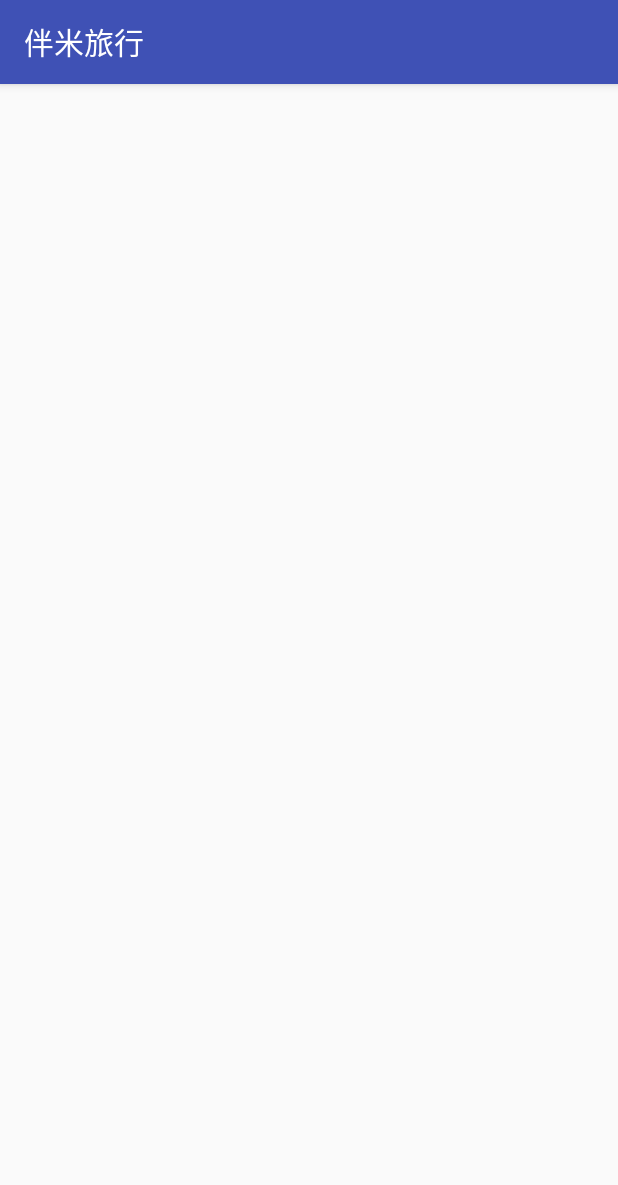
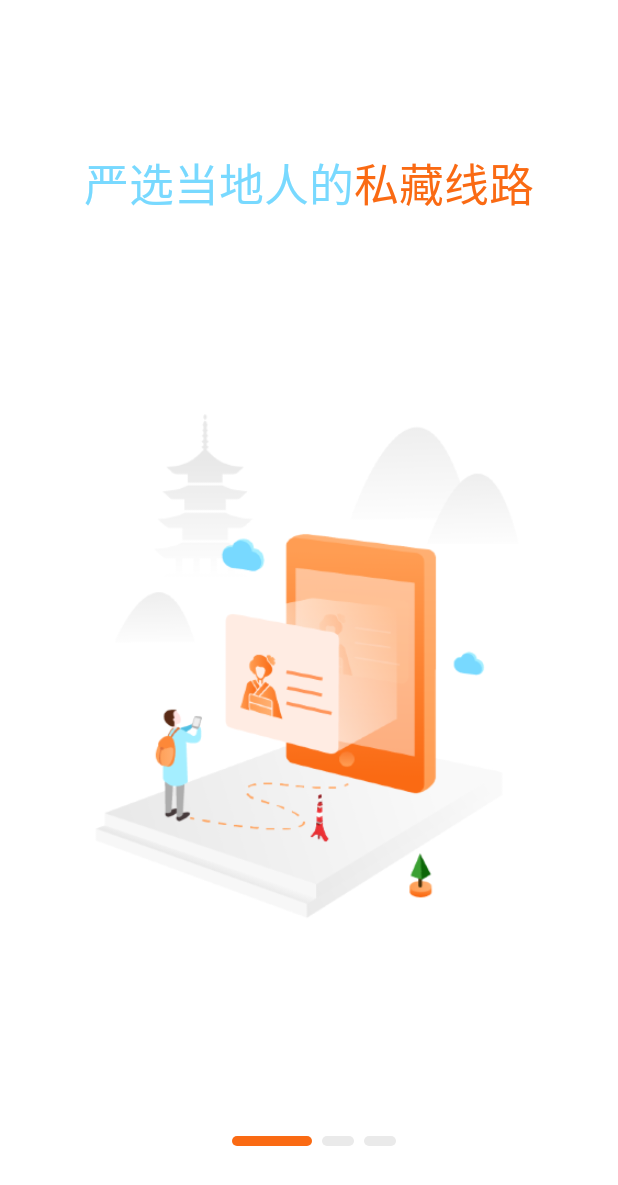
Before and after one commit to zhangmiao1999/Travel-with-m, an Android app: the GuidepageActivity screen opened directly, with no data from a screen before it, on a phone screen of 412 x 824 dp. Shown: the top 1185 px of the screen. Run offline under Robolectric (Android 15) with nearby library versions, the phone set to English and light mode, and no system bars; our stand-ins replace ButterKnife; libraries missing offline, so code that uses them is left out: com.jaeger.library, com.tencent.bugly; 1 statement that could not run was skipped.

Commit message:
更新了欢迎页面和引导页面，引导页面有bug

```diff
--- a/Withm/app/build.gradle
+++ b/Withm/app/build.gradle
@@ -52,4 +52,6 @@ dependencies {
     implementation rootProject.ext.dependencies["rxjava"]
     implementation rootProject.ext.dependencies["rxandroid"]
     implementation rootProject.ext.dependencies["glide"]
+    //沉浸式状态栏
+    implementation 'com.jaeger.statusbarutil:library:1.5.1'
 }
--- a/Withm/app/src/main/AndroidManifest.xml
+++ b/Withm/app/src/main/AndroidManifest.xml
@@ -18,10 +18,12 @@
         android:theme="@style/AppTheme">
         <activity android:name=".MainActivity"></activity>
         <!--引导页面-->
-        <activity android:name=".ui.GuidepageActivity">
+        <activity android:name=".ui.GuidepageActivity"
+            android:theme="@style/SplashStyle">
         </activity>
         <!-- APP入口 -->
-        <activity android:name=".ui.StartActivity">
+        <activity android:name=".ui.StartActivity"
+            android:theme="@style/SplashStyle">
             <intent-filter>
                 <action android:name="android.intent.action.MAIN" />
 
--- a/Withm/app/src/main/java/com/example/withm/base/SimpleActivity.java
+++ b/Withm/app/src/main/java/com/example/withm/base/SimpleActivity.java
@@ -25,11 +25,11 @@ public abstract class SimpleActivity extends AppCompatActivity {
         initListener();
     }
 
-    private void initListener() {
+    protected void initListener() {
 
     }
 
-    private void initView() {
+    protected void initView() {
 
     }
 
--- /dev/null
+++ b/Withm/app/src/main/java/com/example/withm/ui/GuidancePageAdapter.java
@@ -0,0 +1,112 @@
+package com.example.withm.ui;
+
+import android.content.Context;
+import android.support.annotation.NonNull;
+import android.support.v4.view.PagerAdapter;
+import android.text.Spannable;
+import android.text.SpannableString;
+import android.text.method.LinkMovementMethod;
+import android.text.style.ForegroundColorSpan;
+import android.view.View;
+import android.view.ViewGroup;
+import android.widget.ImageView;
+import android.widget.TextView;
+
+import com.example.withm.R;
+import com.example.withm.app.MyApplication;
+
+import java.util.ArrayList;
+
+public class GuidancePageAdapter extends PagerAdapter {
+    private Context mContext;
+    private ArrayList<Integer> mList;
+    private TextView mText1;
+    private TextView mText2;
+    private TextView mText3;
+
+    public GuidancePageAdapter(Context context, ArrayList<Integer> list) {
+        mContext = context;
+        mList = list;
+    }
+
+    @Override
+    public int getCount() {
+        return mList.size();
+    }
+
+    @Override
+    public boolean isViewFromObject(@NonNull View view, @NonNull Object o) {
+        return view == o;
+    }
+
+    @NonNull
+    @Override
+    public Object instantiateItem(@NonNull ViewGroup container, int position) {
+        View inflate = View.inflate(mContext, R.layout.item_guidance_page, null);
+        ImageView img = inflate.findViewById(R.id.item_guideance_img);
+        mText1 = inflate.findViewById(R.id.guide_textone);
+        mText2 = inflate.findViewById(R.id.guide_texttwo);
+        mText3 = inflate.findViewById(R.id.guide_textthree);
+        if (position == mList.size()-3){
+            mText1.setVisibility(View.VISIBLE);
+            mText2.setVisibility(View.GONE);
+            mText3.setVisibility(View.GONE);
+            setProtocolOne();
+        }else if (position == mList.size()-2){
+            mText1.setVisibility(View.GONE);
+            mText2.setVisibility(View.VISIBLE);
+            mText3.setVisibility(View.GONE);
+            setProtocolTwo();
+        }else if (position == mList.size()-1){
+            mText3.setVisibility(View.VISIBLE);
+            mText1.setVisibility(View.GONE);
+            mText2.setVisibility(View.GONE);
+            setProtocolThree();
+
+        }
+        img.setImageResource(mList.get(position));
+        container.addView(inflate);
+        return inflate;
+    }
+
+    private void setProtocolTwo() {
+        SpannableString spanString = new SpannableString(MyApplication.getInstance().getString(R.string.guide_texttwo));
+        //前景色
+        ForegroundColorSpan span2 = new ForegroundColorSpan(MyApplication.getInstance().getColor(R.color.c_fa6a13));
+        spanString.setSpan(span2, 0, 4, Spannable.SPAN_INCLUSIVE_INCLUSIVE);
+        ForegroundColorSpan span = new ForegroundColorSpan(MyApplication.getInstance().getColor(R.color.c_78d9ff));
+        spanString.setSpan(span, 4, 8, Spannable.SPAN_INCLUSIVE_INCLUSIVE);
+        //需要设置这个clickableSpan才会有效果
+        mText2.setMovementMethod(LinkMovementMethod.getInstance());
+        mText2.setText(spanString);
+    }
+
+    private void setProtocolThree() {
+        SpannableString spanString = new SpannableString(MyApplication.getInstance().getString(R.string.guide_textthree));
+        //前景色
+        ForegroundColorSpan span2 = new ForegroundColorSpan(MyApplication.getInstance().getColor(R.color.c_fa6a13));
+        spanString.setSpan(span2, 0, 4, Spannable.SPAN_INCLUSIVE_INCLUSIVE);
+        ForegroundColorSpan span = new ForegroundColorSpan(MyApplication.getInstance().getColor(R.color.c_78d9ff));
+        spanString.setSpan(span, 4, 8, Spannable.SPAN_INCLUSIVE_INCLUSIVE);
+        //需要设置这个clickableSpan才会有效果
+        mText3.setMovementMethod(LinkMovementMethod.getInstance());
+        mText3.setText(spanString);
+    }
+
+    private void setProtocolOne() {
+        SpannableString spanString = new SpannableString(MyApplication.getInstance().getString(R.string.guide_textone));
+        //前景色
+        ForegroundColorSpan span = new ForegroundColorSpan(MyApplication.getInstance().getColor(R.color.c_78d9ff));
+        spanString.setSpan(span, 0, 6, Spannable.SPAN_INCLUSIVE_INCLUSIVE);
+        ForegroundColorSpan span2 = new ForegroundColorSpan(MyApplication.getInstance().getColor(R.color.c_fa6a13));
+        spanString.setSpan(span2, 6, 10, Spannable.SPAN_INCLUSIVE_INCLUSIVE);
+        //需要设置这个clickableSpan才会有效果
+        mText1.setMovementMethod(LinkMovementMethod.getInstance());
+        mText1.setText(spanString);
+    }
+
+    @Override
+    public void destroyItem(@NonNull ViewGroup container, int position, @NonNull Object object) {
+        container.removeView((View) object);
+    }
+}
--- a/Withm/app/src/main/java/com/example/withm/ui/GuidepageActivity.java
+++ b/Withm/app/src/main/java/com/example/withm/ui/GuidepageActivity.java
@@ -1,27 +1,112 @@
 package com.example.withm.ui;
 
+
+import android.content.Intent;
 import android.os.Bundle;
 import android.support.v4.view.ViewPager;
-import android.support.v7.app.AppCompatActivity;
 import android.view.View;
+import android.widget.Button;
 
+import com.example.withm.MainActivity;
 import com.example.withm.R;
+import com.example.withm.base.SimpleActivity;
+import com.example.withm.utils.SpUtil;
+import com.example.withm.widget.PreviewIndicator;
+import com.jaeger.library.StatusBarUtil;
 
 import java.util.ArrayList;
 
-public class GuidepageActivity extends AppCompatActivity {
+/**
+ * Created by 张嘉河 on 2019/5/21.
+ */
 
-    private ViewPager mGuideVp;
+public class GuidepageActivity extends SimpleActivity implements ViewPager.OnPageChangeListener, View.OnClickListener{
+
+    private ViewPager mGuidanceVp;
+    private PreviewIndicator mGuidePi;
+    /**
+     * 立即体验
+     */
+    private Button mGuideBtn;
+
 
     @Override
-    protected void onCreate(Bundle savedInstanceState) {
-        super.onCreate(savedInstanceState);
-        setContentView(R.layout.activity_guidepage);
-        initView();
+    protected int createLayout() {
+        return R.layout.activity_guidepage;
     }
 
-    private void initView() {
-        mGuideVp = (ViewPager) findViewById(R.id.guide_vp);
-        ArrayList<View> views = new ArrayList<>();
+    private void initData() {
+        mGuidePi.initSize(80, 32, 6);
+        mGuidePi.setNumbers(3);
+        mGuidanceVp.addOnPageChangeListener(this);
+    }
+
+
+    @Override
+    protected void initView() {
+        boolean b = (boolean) SpUtil.getParam("guide", false);
+        if (b) {
+            startActivity(new Intent(this, MainActivity.class));
+            finish();
+        }
+
+        //亮色模式,会将状态栏文字修改为黑色
+        StatusBarUtil.setLightMode(this);
+        mGuidePi = (PreviewIndicator) findViewById(R.id.guide_pi);
+        mGuidanceVp = (ViewPager) findViewById(R.id.guidance_vp);
+        ArrayList<Integer> list = new ArrayList<>();
+        list.add(R.drawable.guide_01);
+        list.add(R.drawable.guide_02);
+        list.add(R.drawable.guide_03);
+
+        GuidancePageAdapter adapter = new GuidancePageAdapter(this, list);
+        mGuidanceVp.setAdapter(adapter);
+
+        mGuideBtn = (Button) findViewById(R.id.guide_btn);
+        mGuideBtn.setOnClickListener(this);
+    }
+
+
+    @Override
+    public void onPageScrolled(int position, float positionOffset, int positionOffsetPixels) {
+
+    }
+
+    @Override
+    public void onPageSelected(int i) {
+        mGuidePi.setSelected(i);
+        if (i==0){
+            mGuideBtn.setVisibility(View.GONE);
+            mGuidePi.setVisibility(View.VISIBLE);
+        }else if (i==1){
+            mGuideBtn.setVisibility(View.GONE);
+            mGuidePi.setVisibility(View.VISIBLE);
+        } else if (i == 2) {
+            mGuidePi.setVisibility(View.GONE);
+            mGuideBtn.setVisibility(View.VISIBLE);
+        }
+    }
+
+    @Override
+    public void onPageScrollStateChanged(int i) {
+
+    }
+
+    @Override
+    public void onClick(View v) {
+        switch (v.getId()) {
+            default:
+                break;
+            case R.id.guide_btn:
+                mGuideBtn.setOnClickListener(new View.OnClickListener() {
+                    @Override
+                    public void onClick(View view) {
+                        SpUtil.setParam("guide",true);
+                        startActivity(new Intent(GuidepageActivity.this, MainActivity.class));
+                        finish();
+                    }
+                });
+                break;
+        }
     }
 }
--- a/Withm/app/src/main/java/com/example/withm/ui/StartActivity.java
+++ b/Withm/app/src/main/java/com/example/withm/ui/StartActivity.java
@@ -1,15 +1,42 @@
 package com.example.withm.ui;
 
+import android.content.Intent;
+import android.os.Handler;
 import android.support.v7.app.AppCompatActivity;
 import android.os.Bundle;
 
+import com.example.withm.MainActivity;
 import com.example.withm.R;
+import com.example.withm.base.SimpleActivity;
 
-public class StartActivity extends AppCompatActivity {
+public class StartActivity extends SimpleActivity {
+
+    private int a = 3;
 
     @Override
-    protected void onCreate(Bundle savedInstanceState) {
-        super.onCreate(savedInstanceState);
-        setContentView(R.layout.activity_start);
+    protected int createLayout() {
+        return R.layout.activity_start;
+    }
+
+    @Override
+    protected void initView() {
+        super.initView();
+        new Thread(new Runnable() {
+            @Override
+            public void run() {
+                while (a != 0){
+                    try {
+                        Thread.sleep(1000);
+                    } catch (InterruptedException e) {
+                        e.printStackTrace();
+                    }
+                    a--;
+                    if (a == 0){
+                        startActivity(new Intent(StartActivity.this,GuidepageActivity.class));
+                        finish();
+                    }
+                }
+            }
+        }).start();
     }
 }
--- /dev/null
+++ b/Withm/app/src/main/java/com/example/withm/widget/PreviewIndicator.java
@@ -0,0 +1,120 @@
+package com.example.withm.widget;
+
+import android.content.Context;
+import android.support.v4.content.ContextCompat;
+import android.util.AttributeSet;
+import android.widget.ImageView;
+import android.widget.LinearLayout;
+
+import com.example.withm.R;
+import com.example.withm.utils.SystemUtils;
+
+import java.util.ArrayList;
+import java.util.List;
+
+/**
+ * Created by xts on 2016/3/9.
+ * 用法:
+ *          初始化的时候
+ *          mIndicator.initSize(80,32,6);
+            mIndicator.setNumbers(3);
+        和ViewPager关联的时候
+        setSelectedState(int position)
+
+ */
+public class PreviewIndicator extends LinearLayout {
+
+    //指示器个数
+    private int INDICATOR_COUNT = 3;
+    private List<ImageView> mImageList = new ArrayList<>();
+    //选中时对应指示器点的宽度
+    private int chooseSize = 80;//80
+    //未选中时指示器点的宽度
+    private int nomalSize = 32;//32
+    //指示器高度
+    private int height = 10;//10
+
+    public PreviewIndicator(Context context, AttributeSet attrs) {
+        this(context, attrs, 0);
+    }
+
+    public PreviewIndicator(Context context, AttributeSet attrs, int defStyleAttr) {
+        super(context, attrs, defStyleAttr);
+        initView();
+    }
+
+    //设置指示器点的个数
+    public void setNumbers(int number){
+        INDICATOR_COUNT = number;
+        initView();
+    }
+
+    //初始化所有的指示器点
+    private void initView() {
+        //initSize();
+        removeAllViews();
+        mImageList.clear();
+        for (int i = 0; i < INDICATOR_COUNT; i++) {
+            ImageView imageView = new ImageView(getContext());
+            if (i == 0) {
+                setSelectedState(imageView);
+            } else {
+                setNomalState(imageView);
+            }
+            addView(imageView);
+            mImageList.add(imageView);
+        }
+
+    }
+
+    /**
+     * 初始化指示器点的宽高参数,单位dp
+     * @param chosedSize 选中指示器点的宽度
+     * @param nomal 未选中时指示器点的宽度
+     * @param hei 指示器点的高度
+     */
+    public void initSize(int chosedSize,int nomal,int hei) {
+        chooseSize = SystemUtils.dp2px(getContext(),chosedSize);
+        nomalSize = SystemUtils.dp2px(getContext(),nomal);
+        height = SystemUtils.dp2px(getContext(),hei);
+    }
+
+    /**
+     * 设置选中指示器点的参数
+     * @param imageView
+     */
+    private void setNomalState(ImageView imageView) {
+        imageView.setImageDrawable(ContextCompat.getDrawable(getContext(), R.drawable.bg_eaeaea_r6));
+        LayoutParams params = new LayoutParams(nomalSize, height);
+        params.setMargins(height, 0, 0, 0);
+        imageView.setLayoutParams(params);
+    }
+
+    /**
+     * 设置未选中指示器点的宽度
+     * @param imageView
+     */
+    private void setSelectedState(ImageView imageView) {
+        imageView.setImageDrawable(ContextCompat.getDrawable(getContext(), R.drawable.bg_fa6a13_r6));
+        LayoutParams params = new LayoutParams(chooseSize, height);
+        params.setMargins(height, 0, 0, 0);
+        imageView.setLayoutParams(params);
+    }
+
+    /**
+     * 设置哪个指示器的点为选中的点
+     * @param position 该选中的点
+     */
+    public void setSelected(int position) {
+        for (int i = 0; i < mImageList.size(); i++) {
+            ImageView imageView = mImageList.get(i);
+            int curPosition = position % mImageList.size();
+            if (i == curPosition) {
+               setSelectedState(imageView);
+            } else {
+                setNomalState(imageView);
+            }
+        }
+    }
+
+}
--- /dev/null
+++ b/Withm/app/src/main/res/drawable/bg_eaeaea_r6.xml
@@ -0,0 +1,6 @@
+<?xml version="1.0" encoding="utf-8"?>
+<shape xmlns:android="http://schemas.android.com/apk/res/android"
+    android:shape="rectangle">
+    <corners android:radius="@dimen/dp_6"/>
+    <solid android:color="@color/eaeaea"/>
+</shape>
--- /dev/null
+++ b/Withm/app/src/main/res/drawable/bg_fa6a13_r6.xml
@@ -0,0 +1,6 @@
+<?xml version="1.0" encoding="utf-8"?>
+<shape xmlns:android="http://schemas.android.com/apk/res/android"
+    android:shape="rectangle">
+    <corners android:radius="@dimen/dp_6"/>
+    <solid android:color="@color/c_fa6a13"/>
+</shape>
--- /dev/null
+++ b/Withm/app/src/main/res/drawable/layer_splash.xml
@@ -0,0 +1,7 @@
+<?xml version="1.0" encoding="utf-8"?>
+<layer-list android:opacity="opaque" xmlns:android="http://schemas.android.com/apk/res/android">
+    <item android:drawable="@color/white"/>
+    <item>
+        <bitmap android:src="@drawable/begin_page" android:gravity="center"/>
+    </item>
+</layer-list>
--- /dev/null
+++ b/Withm/app/src/main/res/drawable/nav_head_jianbianfan.xml
@@ -0,0 +1,5 @@
+<?xml version="1.0" encoding="utf-8"?>
+<shape xmlns:android="http://schemas.android.com/apk/res/android">
+    <gradient android:angle="90" android:startColor="@color/c_fa6a13" android:endColor="@color/c_ff9d53"/>
+    <corners android:radius="@dimen/dp_20"/>
+</shape>
--- a/Withm/app/src/main/res/layout/activity_guidepage.xml
+++ b/Withm/app/src/main/res/layout/activity_guidepage.xml
@@ -1,15 +1,36 @@
 <?xml version="1.0" encoding="utf-8"?>
-<android.support.constraint.ConstraintLayout xmlns:android="http://schemas.android.com/apk/res/android"
+<RelativeLayout xmlns:android="http://schemas.android.com/apk/res/android"
     xmlns:app="http://schemas.android.com/apk/res-auto"
     xmlns:tools="http://schemas.android.com/tools"
     android:layout_width="match_parent"
     android:layout_height="match_parent"
-    tools:context="com.example.withm.ui.GuidepageActivity">
+    tools:context=".ui.GuidepageActivity">
 
     <android.support.v4.view.ViewPager
-        android:id="@+id/guide_vp"
         android:layout_width="match_parent"
-        android:layout_height="match_parent">
+        android:layout_height="match_parent"
+        android:id="@+id/guidance_vp"/>
 
-    </android.support.v4.view.ViewPager>
-</android.support.constraint.ConstraintLayout>
+    <com.example.withm.widget.PreviewIndicator
+        android:id="@+id/guide_pi"
+        android:layout_width="wrap_content"
+        android:layout_height="wrap_content"
+        android:layout_centerHorizontal="true"
+        android:layout_alignParentBottom="true"
+        android:layout_marginBottom="@dimen/dp_60"
+        />
+
+    <Button
+        android:visibility="gone"
+        android:id="@+id/guide_btn"
+        android:layout_width="@dimen/dp_127"
+        android:layout_height="@dimen/dp_40"
+        android:text="@string/tiyan"
+        android:textSize="@dimen/sp_15"
+        android:textColor="@color/c_ffffff"
+        android:background="@drawable/nav_head_jianbianfan"
+        android:layout_centerHorizontal="true"
+        android:layout_alignParentBottom="true"
+        android:layout_marginBottom="@dimen/dp_43"/>
+
+</RelativeLayout>
--- /dev/null
+++ b/Withm/app/src/main/res/layout/item_guidance_page.xml
@@ -0,0 +1,40 @@
+<?xml version="1.0" encoding="utf-8"?>
+<RelativeLayout xmlns:android="http://schemas.android.com/apk/res/android"
+    android:layout_width="match_parent"
+    android:layout_height="match_parent">
+
+    <ImageView
+        android:id="@+id/item_guideance_img"
+        android:layout_width="match_parent"
+        android:layout_height="match_parent"
+        android:src="@drawable/guide_01" />
+
+    <TextView
+        android:id="@+id/guide_textone"
+        android:layout_width="wrap_content"
+        android:layout_height="wrap_content"
+        android:layout_centerHorizontal="true"
+        android:layout_marginTop="@dimen/dp_100"
+        android:text="@string/guide_textone"
+        android:textSize="@dimen/sp_30" />
+
+    <TextView
+        android:id="@+id/guide_texttwo"
+        android:layout_width="wrap_content"
+        android:layout_height="wrap_content"
+        android:layout_centerHorizontal="true"
+        android:layout_marginTop="@dimen/dp_100"
+        android:text="@string/guide_texttwo"
+        android:textSize="@dimen/sp_30"
+        android:visibility="gone" />
+
+    <TextView
+        android:id="@+id/guide_textthree"
+        android:layout_width="wrap_content"
+        android:layout_height="wrap_content"
+        android:layout_centerHorizontal="true"
+        android:layout_marginTop="@dimen/dp_100"
+        android:text="@string/guide_textthree"
+        android:textSize="@dimen/sp_30"
+        android:visibility="gone" />
+</RelativeLayout>
--- a/Withm/app/src/main/res/values/colors.xml
+++ b/Withm/app/src/main/res/values/colors.xml
@@ -3,4 +3,10 @@
     <color name="colorPrimary">#3F51B5</color>
     <color name="colorPrimaryDark">#303F9F</color>
     <color name="colorAccent">#FF4081</color>
+    <color name="white">#FFFFFF</color>
+    <color name="c_fa6a13">#fa6a13</color>
+    <color name="eaeaea">#eaeaea</color>
+    <color name="c_ffffff">#ffffff</color>
+    <color name="c_ff9d53">#ff9d53</color>
+    <color name="c_78d9ff">#78d9ff</color>
 </resources>
--- a/Withm/app/src/main/res/values/strings.xml
+++ b/Withm/app/src/main/res/values/strings.xml
@@ -1,3 +1,7 @@
 <resources>
     <string name="app_name">伴米旅行</string>
+    <string name="tiyan">立即体验</string>
+    <string name="guide_textone">严选当地人的私藏线路</string>
+    <string name="guide_textthree">智能地图为你指路</string>
+    <string name="guide_texttwo">智能语音实时导览</string>
 </resources>
--- a/Withm/app/src/main/res/values/styles.xml
+++ b/Withm/app/src/main/res/values/styles.xml
@@ -8,4 +8,16 @@
         <item name="colorAccent">@color/colorAccent</item>
     </style>
 
+    <!--将用于配置到特定的Activity上的样式-->
+    <style name="SplashStyle" parent="AppTheme">
+        <item name="android:windowBackground">@drawable/layer_splash</item>
+        <item name="windowActionBar">false</item>
+        <item name="windowNoTitle">true</item>
+        <item name="android:windowFullscreen">true</item>
+    </style>
+
+    <style name="FullScreen" parent="Theme.AppCompat.Light.NoActionBar">
+        <!--全屏的界面-->
+        <item name="android:windowFullscreen">true</item>
+    </style>
 </resources>
```
Also changed, not shown: Withm/app/src/main/java/com/example/withm/utils/SpUtil.java (added, +77 -0 lines), Withm/app/src/main/res/layout/activity_start.xml (+5 -5 lines).
